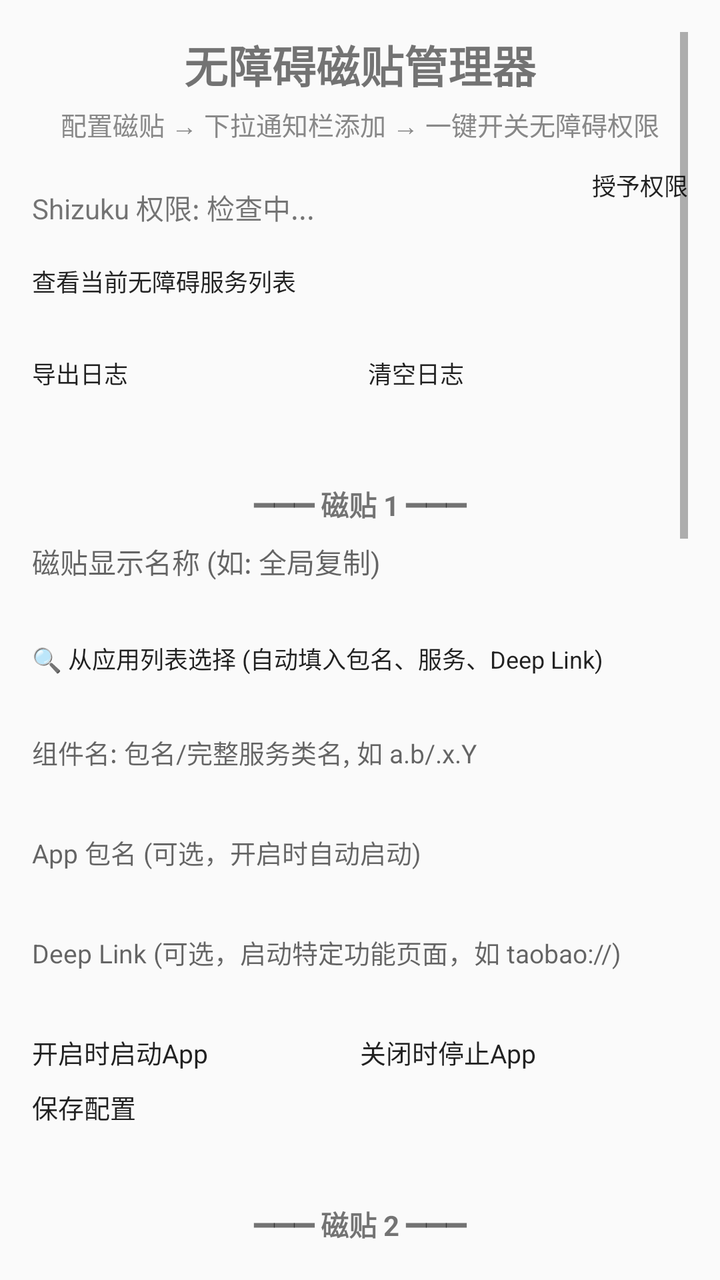
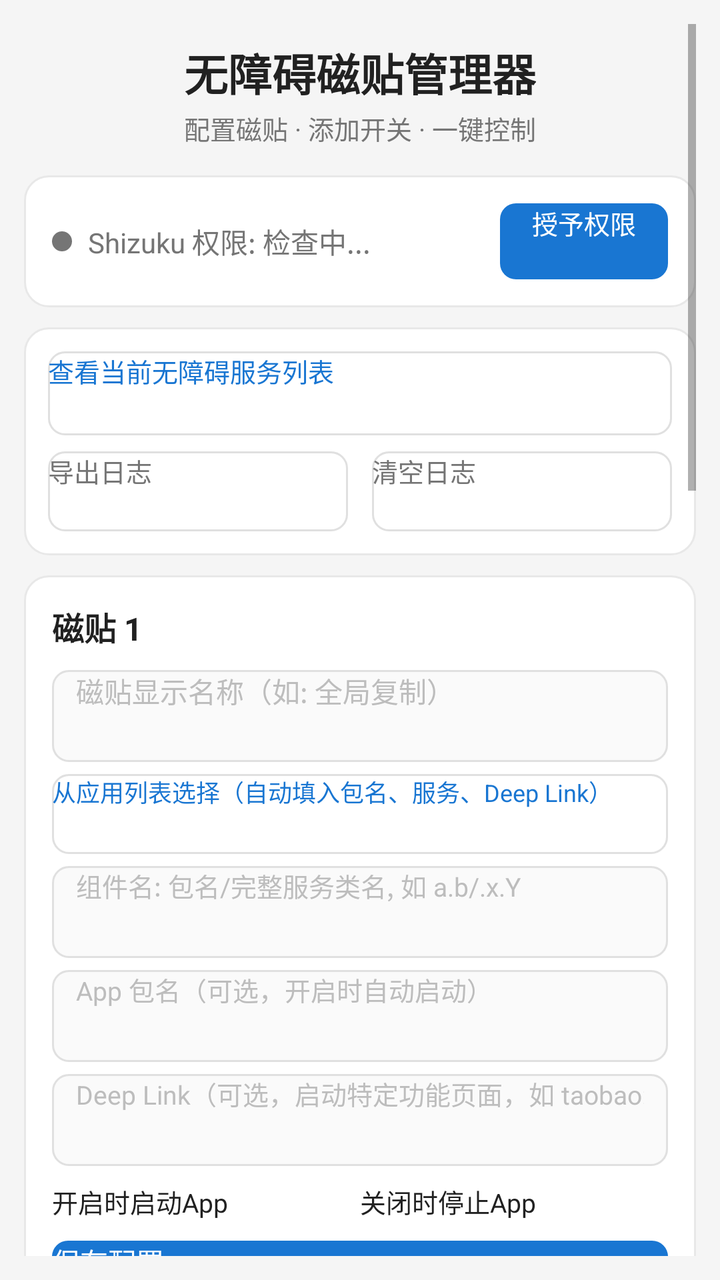

Before-and-after screenshots of an Android layout around one commit, followed by the original layout XML and the change that was made.
<!-- AndroidManifest.xml: application theme AppTheme -->
<!-- res/layout/activity_settings.xml -->
<?xml version="1.0" encoding="utf-8"?>
<ScrollView xmlns:android="http://schemas.android.com/apk/res/android"
    android:layout_width="match_parent"
    android:layout_height="match_parent"
    android:padding="16dp">

    <LinearLayout
        android:layout_width="match_parent"
        android:layout_height="wrap_content"
        android:orientation="vertical"
        android:gravity="center_horizontal">

        
        <TextView
            android:layout_width="wrap_content"
            android:layout_height="wrap_content"
            android:text="无障碍磁贴管理器"
            android:textSize="22sp"
            android:textStyle="bold"
            android:layout_marginBottom="4dp" />

        <TextView
            android:layout_width="wrap_content"
            android:layout_height="wrap_content"
            android:text="配置磁贴 → 下拉通知栏添加 → 一键开关无障碍权限"
            android:textSize="13sp"
            android:textColor="#888888"
            android:layout_marginBottom="12dp" />

        
        <LinearLayout
            android:layout_width="match_parent"
            android:layout_height="wrap_content"
            android:orientation="horizontal"
            android:gravity="center_vertical"
            android:layout_marginBottom="8dp">

            <TextView
                android:id="@+id/tv_shizuku_status"
                android:layout_width="0dp"
                android:layout_height="wrap_content"
                android:layout_weight="1"
                android:text="Shizuku 权限: 检查中..."
                android:textSize="14sp" />

            <Button
                android:id="@+id/btn_request_shizuku"
                android:layout_width="wrap_content"
                android:layout_height="40dp"
                android:text="授予权限"
                android:textSize="12sp" />
        </LinearLayout>

        <Button
            android:id="@+id/btn_show_services"
            android:layout_width="match_parent"
            android:layout_height="40dp"
            android:text="查看当前无障碍服务列表"
            android:textSize="12sp"
            android:layout_marginBottom="6dp" />

        <LinearLayout
            android:layout_width="match_parent"
            android:layout_height="wrap_content"
            android:orientation="horizontal"
            android:layout_marginBottom="16dp">

            <Button
                android:id="@+id/btn_export_log"
                android:layout_width="0dp"
                android:layout_height="40dp"
                android:layout_weight="1"
                android:text="导出日志"
                android:textSize="12sp"
                android:layout_marginEnd="4dp" />

            <Button
                android:id="@+id/btn_clear_log"
                android:layout_width="0dp"
                android:layout_height="40dp"
                android:layout_weight="1"
                android:text="清空日志"
                android:textSize="12sp"
                android:layout_marginStart="4dp" />
        </LinearLayout>

        
        <TextView
            android:layout_width="match_parent"
            android:layout_height="wrap_content"
            android:text="━━━ 磁贴 1 ━━━"
            android:textSize="14sp"
            android:textStyle="bold"
            android:gravity="center"
            android:layout_marginTop="8dp"
            android:layout_marginBottom="8dp" />
        <EditText android:id="@+id/et_label_0" android:layout_width="match_parent" android:layout_height="44dp" android:hint="磁贴显示名称 (如: 全局复制)" android:textSize="14sp" android:inputType="text" android:singleLine="true" android:layout_marginBottom="6dp"/>
        <Button android:id="@+id/btn_pick_app_0" android:layout_width="match_parent" android:layout_height="40dp" android:text="🔍 从应用列表选择 (自动填入包名、服务、Deep Link)" android:textSize="12sp" android:layout_marginBottom="6dp"/>
        <EditText android:id="@+id/et_service_0" android:layout_width="match_parent" android:layout_height="44dp" android:hint="组件名: 包名/完整服务类名, 如 a.b/.x.Y" android:textSize="13sp" android:inputType="text" android:singleLine="true" android:layout_marginBottom="6dp"/>
        <EditText android:id="@+id/et_app_0" android:layout_width="match_parent" android:layout_height="44dp" android:hint="App 包名 (可选，开启时自动启动)" android:textSize="13sp" android:inputType="text" android:singleLine="true" android:layout_marginBottom="6dp"/>
        <EditText android:id="@+id/et_deeplink_0" android:layout_width="match_parent" android:layout_height="44dp" android:hint="Deep Link (可选，启动特定功能页面，如 taobao://)" android:textSize="13sp" android:inputType="text" android:singleLine="true" android:layout_marginBottom="6dp"/>
        <LinearLayout android:layout_width="match_parent" android:layout_height="wrap_content" android:orientation="horizontal" android:layout_marginBottom="8dp">
            <CheckBox android:id="@+id/cb_launch_0" android:layout_width="0dp" android:layout_height="wrap_content" android:layout_weight="1" android:text="开启时启动App" android:textSize="13sp" android:checked="true"/>
            <CheckBox android:id="@+id/cb_stop_0" android:layout_width="0dp" android:layout_height="wrap_content" android:layout_weight="1" android:text="关闭时停止App" android:textSize="13sp" android:checked="true"/>
        </LinearLayout>
        <Button android:id="@+id/btn_save_0" android:layout_width="match_parent" android:layout_height="42dp" android:text="保存配置" android:textSize="13sp" />

        
        <TextView android:layout_width="match_parent" android:layout_height="wrap_content" android:text="━━━ 磁贴 2 ━━━" android:textSize="14sp" android:textStyle="bold" android:gravity="center" android:layout_marginTop="16dp" android:layout_marginBottom="8dp"/>
        <EditText android:id="@+id/et_label_1" android:layout_width="match_parent" android:layout_height="44dp" android:hint="磁贴显示名称" android:textSize="14sp" android:inputType="text" android:singleLine="true" android:layout_marginBottom="6dp"/>
        <Button android:id="@+id/btn_pick_app_1" android:layout_width="match_parent" android:layout_height="40dp" android:text="🔍 从应用列表选择 (自动填入包名、服务、Deep Link)" android:textSize="12sp" android:layout_marginBottom="6dp"/>
        <EditText android:id="@+id/et_service_1" android:layout_width="match_parent" android:layout_height="44dp" android:hint="组件名: 包名/完整服务类名, 如 a.b/.x.Y" android:textSize="13sp" android:inputType="text" android:singleLine="true" android:layout_marginBottom="6dp"/>
        <EditText android:id="@+id/et_app_1" android:layout_width="match_parent" android:layout_height="44dp" android:hint="App 包名 (可选)" android:textSize="13sp" android:inputType="text" android:singleLine="true" android:layout_marginBottom="6dp"/>
        <EditText android:id="@+id/et_deeplink_1" android:layout_width="match_parent" android:layout_height="44dp" android:hint="Deep Link (可选，启动特定功能页面)" android:textSize="13sp" android:inputType="text" android:singleLine="true" android:layout_marginBottom="6dp"/>
        <LinearLayout android:layout_width="match_parent" android:layout_height="wrap_content" android:orientation="horizontal" android:layout_marginBottom="8dp">
            <CheckBox android:id="@+id/cb_launch_1" android:layout_width="0dp" android:layout_height="wrap_content" android:layout_weight="1" android:text="开启时启动App" android:textSize="13sp" android:checked="true"/>
            <CheckBox android:id="@+id/cb_stop_1" android:layout_width="0dp" android:layout_height="wrap_content" android:layout_weight="1" android:text="关闭时停止App" android:textSize="13sp" android:checked="true"/>
        </LinearLayout>
        <Button android:id="@+id/btn_save_1" android:layout_width="match_parent" android:layout_height="42dp" android:text="保存配置" android:textSize="13sp" />

        
        <TextView android:layout_width="match_parent" android:layout_height="wrap_content" android:text="━━━ 磁贴 3 ━━━" android:textSize="14sp" android:textStyle="bold" android:gravity="center" android:layout_marginTop="16dp" android:layout_marginBottom="8dp"/>
        <EditText android:id="@+id/et_label_2" android:layout_width="match_parent" android:layout_height="44dp" android:hint="磁贴显示名称" android:textSize="14sp" android:inputType="text" android:singleLine="true" android:layout_marginBottom="6dp"/>
        <Button android:id="@+id/btn_pick_app_2" android:layout_width="match_parent" android:layout_height="40dp" android:text="🔍 从应用列表选择 (自动填入包名、服务、Deep Link)" android:textSize="12sp" android:layout_marginBottom="6dp"/>
        <EditText android:id="@+id/et_service_2" android:layout_width="match_parent" android:layout_height="44dp" android:hint="组件名: 包名/完整服务类名, 如 a.b/.x.Y" android:textSize="13sp" android:inputType="text" android:singleLine="true" android:layout_marginBottom="6dp"/>
        <EditText android:id="@+id/et_app_2" android:layout_width="match_parent" android:layout_height="44dp" android:hint="App 包名 (可选)" android:textSize="13sp" android:inputType="text" android:singleLine="true" android:layout_marginBottom="6dp"/>
        <EditText android:id="@+id/et_deeplink_2" android:layout_width="match_parent" android:layout_height="44dp" android:hint="Deep Link (可选，启动特定功能页面)" android:textSize="13sp" android:inputType="text" android:singleLine="true" android:layout_marginBottom="6dp"/>
        <LinearLayout android:layout_width="match_parent" android:layout_height="wrap_content" android:orientation="horizontal" android:layout_marginBottom="8dp">
            <CheckBox android:id="@+id/cb_launch_2" android:layout_width="0dp" android:layout_height="wrap_content" android:layout_weight="1" android:text="开启时启动App" android:textSize="13sp" android:checked="true"/>
            <CheckBox android:id="@+id/cb_stop_2" android:layout_width="0dp" android:layout_height="wrap_content" android:layout_weight="1" android:text="关闭时停止App" android:textSize="13sp" android:checked="true"/>
        </LinearLayout>
        <Button android:id="@+id/btn_save_2" android:layout_width="match_parent" android:layout_height="42dp" android:text="保存配置" android:textSize="13sp" />

        
        <TextView
            android:layout_width="match_parent"
            android:layout_height="wrap_content"
            android:layout_marginTop="24dp"
            android:textSize="12sp"
            android:textColor="#999999"
            android:text="使用说明:\n1. 点击「授予权限」，通过 adb 或 Shizuku 授权\n   命令: pm grant com.example.acctileman android.permission.WRITE_SECURE_SETTINGS\n2. 授权成功后状态变为绿色「已授权」\n3. ★推荐: 点击「从应用列表选择」自动读取包名和服务名\n   选择应用后自动填入，多个服务/Deep Link 会弹窗让你选\n4. Deep Link (可选): 填入后开启磁贴会启动特定功能页面\n   如 taobao://  alipays://  等\n5. 也可手动填写无障碍服务组件名（格式: 包名/服务类名）\n6. 保存后，下拉通知栏 → 编辑快捷开关 → 添加「无障碍 N」\n7. 点击磁贴即可一键开启/关闭无障碍权限" />

    </LinearLayout>
</ScrollView>
<!-- resources referenced by this layout -->
<resources>
  <style name="AppTheme" parent="android:Theme.Material.Light" />
</resources>

<!-- the commit's change to res/layout/activity_settings.xml (unified diff, before → after) -->
@@ -2,38 +2,51 @@
 <ScrollView xmlns:android="http://schemas.android.com/apk/res/android"
     android:layout_width="match_parent"
     android:layout_height="match_parent"
-    android:padding="16dp">
+    android:background="@color/bgPage"
+    android:padding="12dp">
 
     <LinearLayout
         android:layout_width="match_parent"
         android:layout_height="wrap_content"
-        android:orientation="vertical"
-        android:gravity="center_horizontal">
+        android:orientation="vertical">
 
         
         <TextView
             android:layout_width="wrap_content"
             android:layout_height="wrap_content"
+            android:layout_gravity="center_horizontal"
+            android:layout_marginTop="8dp"
+            android:layout_marginBottom="2dp"
             android:text="无障碍磁贴管理器"
+            android:textColor="@color/textPrimary"
             android:textSize="22sp"
-            android:textStyle="bold"
-            android:layout_marginBottom="4dp" />
+            android:textStyle="bold" />
 
         <TextView
             android:layout_width="wrap_content"
             android:layout_height="wrap_content"
-            android:text="配置磁贴 → 下拉通知栏添加 → 一键开关无障碍权限"
-            android:textSize="13sp"
-            android:textColor="#888888"
-            android:layout_marginBottom="12dp" />
+            android:layout_gravity="center_horizontal"
+            android:layout_marginBottom="14dp"
+            android:text="配置磁贴 · 添加开关 · 一键控制"
+            android:textColor="@color/textSecondary"
+            android:textSize="13sp" />
 
         
         <LinearLayout
             android:layout_width="match_parent"
             android:layout_height="wrap_content"
+            android:layout_marginBottom="10dp"
+            android:background="@drawable/bg_card"
+            android:gravity="center_vertical"
             android:orientation="horizontal"
-            android:gravity="center_vertical"
-            android:layout_marginBottom="8dp">
+            android:padding="14dp">
+
+            <View
+                android:id="@+id/v_status_dot"
+                android:layout_width="10dp"
+                android:layout_height="10dp"
+                android:layout_marginEnd="8dp"
+                android:background="@drawable/bg_dot" />
 
             <TextView
                 android:id="@+id/tv_shizuku_status"
@@ -41,104 +54,510 @@
                 android:layout_height="wrap_content"
                 android:layout_weight="1"
                 android:text="Shizuku 权限: 检查中..."
+                android:textColor="@color/textSecondary"
                 android:textSize="14sp" />
 
             <Button
                 android:id="@+id/btn_request_shizuku"
                 android:layout_width="wrap_content"
-                android:layout_height="40dp"
+                android:layout_height="38dp"
+                android:background="@drawable/bg_button_primary"
+                android:paddingStart="16dp"
+                android:paddingEnd="16dp"
                 android:text="授予权限"
-                android:textSize="12sp" />
+                android:textColor="#FFFFFF"
+                android:textSize="13sp" />
         </LinearLayout>
 
-        <Button
-            android:id="@+id/btn_show_services"
-            android:layout_width="match_parent"
-            android:layout_height="40dp"
-            android:text="查看当前无障碍服务列表"
-            android:textSize="12sp"
-            android:layout_marginBottom="6dp" />
-
+        
         <LinearLayout
             android:layout_width="match_parent"
             android:layout_height="wrap_content"
-            android:orientation="horizontal"
-            android:layout_marginBottom="16dp">
-
-            <Button
-                android:id="@+id/btn_export_log"
-                android:layout_width="0dp"
+            android:layout_marginBottom="10dp"
+            android:background="@drawable/bg_card"
+            android:orientation="vertical"
+            android:padding="12dp">
+
+            <Button
+                android:id="@+id/btn_show_services"
+                android:layout_width="match_parent"
+                android:layout_height="42dp"
+                android:layout_marginBottom="8dp"
+                android:background="@drawable/bg_button_outline"
+                android:text="查看当前无障碍服务列表"
+                android:textColor="@color/primary"
+                android:textSize="13sp" />
+
+            <LinearLayout
+                android:layout_width="match_parent"
+                android:layout_height="wrap_content"
+                android:orientation="horizontal">
+
+                <Button
+                    android:id="@+id/btn_export_log"
+                    android:layout_width="0dp"
+                    android:layout_height="40dp"
+                    android:layout_marginEnd="6dp"
+                    android:layout_weight="1"
+                    android:background="@drawable/bg_button_outline"
+                    android:text="导出日志"
+                    android:textColor="@color/textSecondary"
+                    android:textSize="13sp" />
+
+                <Button
+                    android:id="@+id/btn_clear_log"
+                    android:layout_width="0dp"
+                    android:layout_height="40dp"
+                    android:layout_marginStart="6dp"
+                    android:layout_weight="1"
+                    android:background="@drawable/bg_button_outline"
+                    android:text="清空日志"
+                    android:textColor="@color/textSecondary"
+                    android:textSize="13sp" />
+            </LinearLayout>
+        </LinearLayout>
+
+        
+        <LinearLayout
+            android:layout_width="match_parent"
+            android:layout_height="wrap_content"
+            android:layout_marginBottom="10dp"
+            android:background="@drawable/bg_card"
+            android:orientation="vertical"
+            android:padding="14dp">
+
+            <TextView
+                android:layout_width="match_parent"
+                android:layout_height="wrap_content"
+                android:layout_marginBottom="10dp"
+                android:text="磁贴 1"
+                android:textColor="@color/textPrimary"
+                android:textSize="16sp"
+                android:textStyle="bold" />
+
+            <EditText
+                android:id="@+id/et_label_0"
+                android:layout_width="match_parent"
+                android:layout_height="46dp"
+                android:layout_marginBottom="6dp"
+                android:background="@drawable/bg_input"
+                android:hint="磁贴显示名称（如: 全局复制）"
+                android:inputType="text"
+                android:paddingStart="12dp"
+                android:paddingEnd="12dp"
+                android:singleLine="true"
+                android:textColor="@color/textPrimary"
+                android:textColorHint="@color/textHint"
+                android:textSize="14sp" />
+
+            <Button
+                android:id="@+id/btn_pick_app_0"
+                android:layout_width="match_parent"
                 android:layout_height="40dp"
-                android:layout_weight="1"
-                android:text="导出日志"
-                android:textSize="12sp"
-                android:layout_marginEnd="4dp" />
-
-            <Button
-                android:id="@+id/btn_clear_log"
-                android:layout_width="0dp"
+                android:layout_marginBottom="6dp"
+                android:background="@drawable/bg_button_outline"
+                android:text="从应用列表选择（自动填入包名、服务、Deep Link）"
+                android:textColor="@color/primary"
+                android:textSize="12sp" />
+
+            <EditText
+                android:id="@+id/et_service_0"
+                android:layout_width="match_parent"
+                android:layout_height="46dp"
+                android:layout_marginBottom="6dp"
+                android:background="@drawable/bg_input"
+                android:hint="组件名: 包名/完整服务类名, 如 a.b/.x.Y"
+                android:inputType="text"
+                android:paddingStart="12dp"
+                android:paddingEnd="12dp"
+                android:singleLine="true"
+                android:textColor="@color/textPrimary"
+                android:textColorHint="@color/textHint"
+                android:textSize="13sp" />
+
+            <EditText
+                android:id="@+id/et_app_0"
+                android:layout_width="match_parent"
+                android:layout_height="46dp"
+                android:layout_marginBottom="6dp"
+                android:background="@drawable/bg_input"
+                android:hint="App 包名（可选，开启时自动启动）"
+                android:inputType="text"
+                android:paddingStart="12dp"
+                android:paddingEnd="12dp"
+                android:singleLine="true"
+                android:textColor="@color/textPrimary"
+                android:textColorHint="@color/textHint"
+                android:textSize="13sp" />
+
+            <EditText
+                android:id="@+id/et_deeplink_0"
+                android:layout_width="match_parent"
+                android:layout_height="46dp"
+                android:layout_marginBottom="8dp"
+                android:background="@drawable/bg_input"
+                android:hint="Deep Link（可选，启动特定功能页面，如 taobao://）"
+                android:inputType="text"
+                android:paddingStart="12dp"
+                android:paddingEnd="12dp"
+                android:singleLine="true"
+                android:textColor="@color/textPrimary"
+                android:textColorHint="@color/textHint"
+                android:textSize="13sp" />
+
+            <LinearLayout
+                android:layout_width="match_parent"
+                android:layout_height="wrap_content"
+                android:layout_marginBottom="10dp"
+                android:orientation="horizontal">
+
+                <CheckBox
+                    android:id="@+id/cb_launch_0"
+                    android:layout_width="0dp"
+                    android:layout_height="wrap_content"
+                    android:layout_weight="1"
+                    android:checked="true"
+                    android:text="开启时启动App"
+                    android:textColor="@color/textPrimary"
+                    android:textSize="13sp" />
+
+                <CheckBox
+                    android:id="@+id/cb_stop_0"
+                    android:layout_width="0dp"
+                    android:layout_height="wrap_content"
+                    android:layout_weight="1"
+                    android:checked="true"
+                    android:text="关闭时停止App"
+                    android:textColor="@color/textPrimary"
+                    android:textSize="13sp" />
+            </LinearLayout>
+
+            <Button
+                android:id="@+id/btn_save_0"
+                android:layout_width="match_parent"
+                android:layout_height="44dp"
+                android:background="@drawable/bg_button_primary"
+                android:text="保存配置"
+                android:textColor="#FFFFFF"
+                android:textSize="14sp" />
+        </LinearLayout>
+
+        
+        <LinearLayout
+            android:layout_width="match_parent"
+            android:layout_height="wrap_content"
+            android:layout_marginBottom="10dp"
+            android:background="@drawable/bg_card"
+            android:orientation="vertical"
+            android:padding="14dp">
+
+            <TextView
+                android:layout_width="match_parent"
+                android:layout_height="wrap_content"
+                android:layout_marginBottom="10dp"
+                android:text="磁贴 2"
+                android:textColor="@color/textPrimary"
+                android:textSize="16sp"
+                android:textStyle="bold" />
+
+            <EditText
+                android:id="@+id/et_label_1"
+                android:layout_width="match_parent"
+                android:layout_height="46dp"
+                android:layout_marginBottom="6dp"
+                android:background="@drawable/bg_input"
+                android:hint="磁贴显示名称"
+                android:inputType="text"
+                android:paddingStart="12dp"
+                android:paddingEnd="12dp"
+                android:singleLine="true"
+                android:textColor="@color/textPrimary"
+                android:textColorHint="@color/textHint"
+                android:textSize="14sp" />
+
+            <Button
+                android:id="@+id/btn_pick_app_1"
+                android:layout_width="match_parent"
                 android:layout_height="40dp"
-                android:layout_weight="1"
-                android:text="清空日志"
-                android:textSize="12sp"
-                android:layout_marginStart="4dp" />
+                android:layout_marginBottom="6dp"
+                android:background="@drawable/bg_button_outline"
+                android:text="从应用列表选择（自动填入包名、服务、Deep Link）"
+                android:textColor="@color/primary"
+                android:textSize="12sp" />
+
+            <EditText
+                android:id="@+id/et_service_1"
+                android:layout_width="match_parent"
+                android:layout_height="46dp"
+                android:layout_marginBottom="6dp"
+                android:background="@drawable/bg_input"
+                android:hint="组件名: 包名/完整服务类名, 如 a.b/.x.Y"
+                android:inputType="text"
+                android:paddingStart="12dp"
+                android:paddingEnd="12dp"
+                android:singleLine="true"
+                android:textColor="@color/textPrimary"
+                android:textColorHint="@color/textHint"
+                android:textSize="13sp" />
+
+            <EditText
+                android:id="@+id/et_app_1"
+                android:layout_width="match_parent"
+                android:layout_height="46dp"
+                android:layout_marginBottom="6dp"
+                android:background="@drawable/bg_input"
+                android:hint="App 包名（可选）"
+                android:inputType="text"
+                android:paddingStart="12dp"
+                android:paddingEnd="12dp"
+                android:singleLine="true"
+                android:textColor="@color/textPrimary"
+                android:textColorHint="@color/textHint"
+                android:textSize="13sp" />
+
+            <EditText
+                android:id="@+id/et_deeplink_1"
+                android:layout_width="match_parent"
+                android:layout_height="46dp"
+                android:layout_marginBottom="8dp"
+                android:background="@drawable/bg_input"
+                android:hint="Deep Link（可选，启动特定功能页面）"
+                android:inputType="text"
+                android:paddingStart="12dp"
+                android:paddingEnd="12dp"
+                android:singleLine="true"
+                android:textColor="@color/textPrimary"
+                android:textColorHint="@color/textHint"
+                android:textSize="13sp" />
+
+            <LinearLayout
+                android:layout_width="match_parent"
+                android:layout_height="wrap_content"
+                android:layout_marginBottom="10dp"
+                android:orientation="horizontal">
+
+                <CheckBox
+                    android:id="@+id/cb_launch_1"
+                    android:layout_width="0dp"
+                    android:layout_height="wrap_content"
+                    android:layout_weight="1"
+                    android:checked="true"
+                    android:text="开启时启动App"
+                    android:textColor="@color/textPrimary"
+                    android:textSize="13sp" />
+
+                <CheckBox
+                    android:id="@+id/cb_stop_1"
+                    android:layout_width="0dp"
+                    android:layout_height="wrap_content"
+                    android:layout_weight="1"
+                    android:checked="true"
+                    android:text="关闭时停止App"
+                    android:textColor="@color/textPrimary"
+                    android:textSize="13sp" />
+            </LinearLayout>
+
+            <Button
+                android:id="@+id/btn_save_1"
+                android:layout_width="match_parent"
+                android:layout_height="44dp"
+                android:background="@drawable/bg_button_primary"
+                android:text="保存配置"
+                android:textColor="#FFFFFF"
+                android:textSize="14sp" />
         </LinearLayout>
 
         
-        <TextView
+        <LinearLayout
             android:layout_width="match_parent"
             android:layout_height="wrap_content"
-            android:text="━━━ 磁贴 1 ━━━"
-            android:textSize="14sp"
-            android:textStyle="bold"
-            android:gravity="center"
-            android:layout_marginTop="8dp"
-            android:layout_marginBottom="8dp" />
-        <EditText android:id="@+id/et_label_0" android:layout_width="match_parent" android:layout_height="44dp" android:hint="磁贴显示名称 (如: 全局复制)" android:textSize="14sp" android:inputType="text" android:singleLine="true" android:layout_marginBottom="6dp"/>
-        <Button android:id="@+id/btn_pick_app_0" android:layout_width="match_parent" android:layout_height="40dp" android:text="🔍 从应用列表选择 (自动填入包名、服务、Deep Link)" android:textSize="12sp" android:layout_marginBottom="6dp"/>
-        <EditText android:id="@+id/et_service_0" android:layout_width="match_parent" android:layout_height="44dp" android:hint="组件名: 包名/完整服务类名, 如 a.b/.x.Y" android:textSize="13sp" android:inputType="text" android:singleLine="true" android:layout_marginBottom="6dp"/>
-        <EditText android:id="@+id/et_app_0" android:layout_width="match_parent" android:layout_height="44dp" android:hint="App 包名 (可选，开启时自动启动)" android:textSize="13sp" android:inputType="text" android:singleLine="true" android:layout_marginBottom="6dp"/>
-        <EditText android:id="@+id/et_deeplink_0" android:layout_width="match_parent" android:layout_height="44dp" android:hint="Deep Link (可选，启动特定功能页面，如 taobao://)" android:textSize="13sp" android:inputType="text" android:singleLine="true" android:layout_marginBottom="6dp"/>
-        <LinearLayout android:layout_width="match_parent" android:layout_height="wrap_content" android:orientation="horizontal" android:layout_marginBottom="8dp">
-            <CheckBox android:id="@+id/cb_launch_0" android:layout_width="0dp" android:layout_height="wrap_content" android:layout_weight="1" android:text="开启时启动App" android:textSize="13sp" android:checked="true"/>
-            <CheckBox android:id="@+id/cb_stop_0" android:layout_width="0dp" android:layout_height="wrap_content" android:layout_weight="1" android:text="关闭时停止App" android:textSize="13sp" android:checked="true"/>
+            android:layout_marginBottom="10dp"
+            android:background="@drawable/bg_card"
+            android:orientation="vertical"
+            android:padding="14dp">
+
+            <TextView
+                android:layout_width="match_parent"
+                android:layout_height="wrap_content"
+                android:layout_marginBottom="10dp"
+                android:text="磁贴 3"
+                android:textColor="@color/textPrimary"
+                android:textSize="16sp"
+                android:textStyle="bold" />
+
+            <EditText
+                android:id="@+id/et_label_2"
+                android:layout_width="match_parent"
+                android:layout_height="46dp"
+                android:layout_marginBottom="6dp"
+                android:background="@drawable/bg_input"
+                android:hint="磁贴显示名称"
+                android:inputType="text"
+                android:paddingStart="12dp"
+                android:paddingEnd="12dp"
+                android:singleLine="true"
+                android:textColor="@color/textPrimary"
+                android:textColorHint="@color/textHint"
+                android:textSize="14sp" />
+
+            <Button
+                android:id="@+id/btn_pick_app_2"
+                android:layout_width="match_parent"
+                android:layout_height="40dp"
+                android:layout_marginBottom="6dp"
+                android:background="@drawable/bg_button_outline"
+                android:text="从应用列表选择（自动填入包名、服务、Deep Link）"
+                android:textColor="@color/primary"
+                android:textSize="12sp" />
+
+            <EditText
+                android:id="@+id/et_service_2"
+                android:layout_width="match_parent"
+                android:layout_height="46dp"
+                android:layout_marginBottom="6dp"
+                android:background="@drawable/bg_input"
+                android:hint="组件名: 包名/完整服务类名, 如 a.b/.x.Y"
+                android:inputType="text"
+                android:paddingStart="12dp"
+                android:paddingEnd="12dp"
+                android:singleLine="true"
+                android:textColor="@color/textPrimary"
+                android:textColorHint="@color/textHint"
+                android:textSize="13sp" />
+
+            <EditText
+                android:id="@+id/et_app_2"
+                android:layout_width="match_parent"
+                android:layout_height="46dp"
+                android:layout_marginBottom="6dp"
+                android:background="@drawable/bg_input"
+                android:hint="App 包名（可选）"
+                android:inputType="text"
+                android:paddingStart="12dp"
+                android:paddingEnd="12dp"
+                android:singleLine="true"
+                android:textColor="@color/textPrimary"
+                android:textColorHint="@color/textHint"
+                android:textSize="13sp" />
+
+            <EditText
+                android:id="@+id/et_deeplink_2"
+                android:layout_width="match_parent"
+                android:layout_height="46dp"
+                android:layout_marginBottom="8dp"
+                android:background="@drawable/bg_input"
+                android:hint="Deep Link（可选，启动特定功能页面）"
+                android:inputType="text"
+                android:paddingStart="12dp"
+                android:paddingEnd="12dp"
+                android:singleLine="true"
+                android:textColor="@color/textPrimary"
+                android:textColorHint="@color/textHint"
+                android:textSize="13sp" />
+
+            <LinearLayout
+                android:layout_width="match_parent"
+                android:layout_height="wrap_content"
+                android:layout_marginBottom="10dp"
+                android:orientation="horizontal">
+
+                <CheckBox
+                    android:id="@+id/cb_launch_2"
+                    android:layout_width="0dp"
+                    android:layout_height="wrap_content"
+                    android:layout_weight="1"
+                    android:checked="true"
+                    android:text="开启时启动App"
+                    android:textColor="@color/textPrimary"
+                    android:textSize="13sp" />
+
+                <CheckBox
+                    android:id="@+id/cb_stop_2"
+                    android:layout_width="0dp"
+                    android:layout_height="wrap_content"
+                    android:layout_weight="1"
+                    android:checked="true"
+                    android:text="关闭时停止App"
+                    android:textColor="@color/textPrimary"
+                    android:textSize="13sp" />
+            </LinearLayout>
+
+            <Button
+                android:id="@+id/btn_save_2"
+                android:layout_width="match_parent"
+                android:layout_height="44dp"
+                android:background="@drawable/bg_button_primary"
+                android:text="保存配置"
+                android:textColor="#FFFFFF"
+                android:textSize="14sp" />
         </LinearLayout>
-        <Button android:id="@+id/btn_save_0" android:layout_width="match_parent" android:layout_height="42dp" android:text="保存配置" android:textSize="13sp" />
-
-        
-        <TextView android:layout_width="match_parent" android:layout_height="wrap_content" android:text="━━━ 磁贴 2 ━━━" android:textSize="14sp" android:textStyle="bold" android:gravity="center" android:layout_marginTop="16dp" android:layout_marginBottom="8dp"/>
-        <EditText android:id="@+id/et_label_1" android:layout_width="match_parent" android:layout_height="44dp" android:hint="磁贴显示名称" android:textSize="14sp" android:inputType="text" android:singleLine="true" android:layout_marginBottom="6dp"/>
-        <Button android:id="@+id/btn_pick_app_1" android:layout_width="match_parent" android:layout_height="40dp" android:text="🔍 从应用列表选择 (自动填入包名、服务、Deep Link)" android:textSize="12sp" android:layout_marginBottom="6dp"/>
-        <EditText android:id="@+id/et_service_1" android:layout_width="match_parent" android:layout_height="44dp" android:hint="组件名: 包名/完整服务类名, 如 a.b/.x.Y" android:textSize="13sp" android:inputType="text" android:singleLine="true" android:layout_marginBottom="6dp"/>
-        <EditText android:id="@+id/et_app_1" android:layout_width="match_parent" android:layout_height="44dp" android:hint="App 包名 (可选)" android:textSize="13sp" android:inputType="text" android:singleLine="true" android:layout_marginBottom="6dp"/>
-        <EditText android:id="@+id/et_deeplink_1" android:layout_width="match_parent" android:layout_height="44dp" android:hint="Deep Link (可选，启动特定功能页面)" android:textSize="13sp" android:inputType="text" android:singleLine="true" android:layout_marginBottom="6dp"/>
-        <LinearLayout android:layout_width="match_parent" android:layout_height="wrap_content" android:orientation="horizontal" android:layout_marginBottom="8dp">
-            <CheckBox android:id="@+id/cb_launch_1" android:layout_width="0dp" android:layout_height="wrap_content" android:layout_weight="1" android:text="开启时启动App" android:textSize="13sp" android:checked="true"/>
-            <CheckBox android:id="@+id/cb_stop_1" android:layout_width="0dp" android:layout_height="wrap_content" android:layout_weight="1" android:text="关闭时停止App" android:textSize="13sp" android:checked="true"/>
+
+        
+        <LinearLayout
+            android:layout_width="match_parent"
+            android:layout_height="wrap_content"
+            android:background="@drawable/bg_card"
+            android:orientation="vertical"
+            android:padding="14dp">
+
+            <TextView
+                android:layout_width="match_parent"
+                android:layout_height="wrap_content"
+                android:layout_marginBottom="6dp"
+                android:text="使用说明"
+                android:textColor="@color/textPrimary"
+                android:textSize="15sp"
+                android:textStyle="bold" />
+
+            <TextView
+                android:layout_width="match_parent"
+                android:layout_height="wrap_content"
+                android:lineSpacingExtra="3dp"
+                android:text="1. 点击「授予权限」通过 adb 或 Shizuku 授权"
+                android:textColor="@color/textSecondary"
+                android:textSize="13sp" />
+
+            <TextView
+                android:layout_width="match_parent"
+                android:layout_height="wrap_content"
+                android:lineSpacingExtra="3dp"
+                android:text="2. 授权成功后状态变为绿色「已授权」"
+                android:textColor="@color/textSecondary"
+                android:textSize="13sp" />
+
+            <TextView
+                android:layout_width="match_parent"
+                android:layout_height="wrap_content"
+                android:lineSpacingExtra="3dp"
+                android:text="3. 推荐: 点击「从应用列表选择」自动填入信息"
+                android:textColor="@color/textSecondary"
+                android:textSize="13sp" />
+
+            <TextView
+                android:layout_width="match_parent"
+                android:layout_height="wrap_content"
+                android:lineSpacingExtra="3dp"
+                android:text="4. Deep Link（可选）: 填入后开启磁贴启动特定页面"
+                android:textColor="@color/textSecondary"
+                android:textSize="13sp" />
+
+            <TextView
+                android:layout_width="match_parent"
+                android:layout_height="wrap_content"
+                android:lineSpacingExtra="3dp"
+                android:text="5. 保存后下拉通知栏 > 编辑快捷开关 > 添加"
+                android:textColor="@color/textSecondary"
+                android:textSize="13sp" />
+
+            <TextView
+                android:layout_width="wrap_content"
+                android:layout_height="wrap_content"
+                android:layout_marginTop="8dp"
+                android:layout_marginBottom="20dp"
+                android:text="6. 点击磁贴即可一键开关无障碍权限"
+                android:textColor="@color/textSecondary"
+                android:textSize="13sp" />
         </LinearLayout>
-        <Button android:id="@+id/btn_save_1" android:layout_width="match_parent" android:layout_height="42dp" android:text="保存配置" android:textSize="13sp" />
-
-        
-        <TextView android:layout_width="match_parent" android:layout_height="wrap_content" android:text="━━━ 磁贴 3 ━━━" android:textSize="14sp" android:textStyle="bold" android:gravity="center" android:layout_marginTop="16dp" android:layout_marginBottom="8dp"/>
-        <EditText android:id="@+id/et_label_2" android:layout_width="match_parent" android:layout_height="44dp" android:hint="磁贴显示名称" android:textSize="14sp" android:inputType="text" android:singleLine="true" android:layout_marginBottom="6dp"/>
-        <Button android:id="@+id/btn_pick_app_2" android:layout_width="match_parent" android:layout_height="40dp" android:text="🔍 从应用列表选择 (自动填入包名、服务、Deep Link)" android:textSize="12sp" android:layout_marginBottom="6dp"/>
-        <EditText android:id="@+id/et_service_2" android:layout_width="match_parent" android:layout_height="44dp" android:hint="组件名: 包名/完整服务类名, 如 a.b/.x.Y" android:textSize="13sp" android:inputType="text" android:singleLine="true" android:layout_marginBottom="6dp"/>
-        <EditText android:id="@+id/et_app_2" android:layout_width="match_parent" android:layout_height="44dp" android:hint="App 包名 (可选)" android:textSize="13sp" android:inputType="text" android:singleLine="true" android:layout_marginBottom="6dp"/>
-        <EditText android:id="@+id/et_deeplink_2" android:layout_width="match_parent" android:layout_height="44dp" android:hint="Deep Link (可选，启动特定功能页面)" android:textSize="13sp" android:inputType="text" android:singleLine="true" android:layout_marginBottom="6dp"/>
-        <LinearLayout android:layout_width="match_parent" android:layout_height="wrap_content" android:orientation="horizontal" android:layout_marginBottom="8dp">
-            <CheckBox android:id="@+id/cb_launch_2" android:layout_width="0dp" android:layout_height="wrap_content" android:layout_weight="1" android:text="开启时启动App" android:textSize="13sp" android:checked="true"/>
-            <CheckBox android:id="@+id/cb_stop_2" android:layout_width="0dp" android:layout_height="wrap_content" android:layout_weight="1" android:text="关闭时停止App" android:textSize="13sp" android:checked="true"/>
-        </LinearLayout>
-        <Button android:id="@+id/btn_save_2" android:layout_width="match_parent" android:layout_height="42dp" android:text="保存配置" android:textSize="13sp" />
-
-        
-        <TextView
-            android:layout_width="match_parent"
-            android:layout_height="wrap_content"
-            android:layout_marginTop="24dp"
-            android:textSize="12sp"
-            android:textColor="#999999"
-            android:text="使用说明:\n1. 点击「授予权限」，通过 adb 或 Shizuku 授权\n   命令: pm grant com.example.acctileman android.permission.WRITE_SECURE_SETTINGS\n2. 授权成功后状态变为绿色「已授权」\n3. ★推荐: 点击「从应用列表选择」自动读取包名和服务名\n   选择应用后自动填入，多个服务/Deep Link 会弹窗让你选\n4. Deep Link (可选): 填入后开启磁贴会启动特定功能页面\n   如 taobao://  alipays://  等\n5. 也可手动填写无障碍服务组件名（格式: 包名/服务类名）\n6. 保存后，下拉通知栏 → 编辑快捷开关 → 添加「无障碍 N」\n7. 点击磁贴即可一键开启/关闭无障碍权限" />
 
     </LinearLayout>
 </ScrollView>
<!-- resource entries referenced after the edit -->
@@ -1,5 +1,52 @@
 <!-- resources referenced by this layout -->
 <resources>
+  <color name="bgPage">#F5F5F5</color>
+  <color name="primary">#1976D2</color>
+  <color name="textHint">#BDBDBD</color>
+  <color name="textPrimary">#212121</color>
+  <color name="textSecondary">#757575</color>
+  <!-- drawable bg_button_outline (drawable) -->
+  <?xml version="1.0" encoding="utf-8"?>
+  <shape xmlns:android="http://schemas.android.com/apk/res/android"
+      android:shape="rectangle">
+      <solid android:color="@color/bgCard" />
+      <corners android:radius="8dp" />
+      <stroke android:width="1dp" android:color="@color/borderInput" />
+  </shape>
+  <!-- drawable bg_button_primary (drawable) -->
+  <?xml version="1.0" encoding="utf-8"?>
+  <shape xmlns:android="http://schemas.android.com/apk/res/android"
+      android:shape="rectangle">
+      <solid android:color="@color/primary" />
+      <corners android:radius="8dp" />
+  </shape>
+  <!-- drawable bg_card (drawable) -->
+  <?xml version="1.0" encoding="utf-8"?>
+  <shape xmlns:android="http://schemas.android.com/apk/res/android"
+      android:shape="rectangle">
+      <solid android:color="@color/bgCard" />
+      <corners android:radius="12dp" />
+      <stroke android:width="1dp" android:color="@color/borderCard" />
+  </shape>
+  <!-- drawable bg_dot (drawable) -->
+  <?xml version="1.0" encoding="utf-8"?>
+  <shape xmlns:android="http://schemas.android.com/apk/res/android"
+      android:shape="oval">
+      <solid android:color="@color/textSecondary" />
+      <size android:width="10dp" android:height="10dp" />
+  </shape>
+  <!-- drawable bg_input (drawable) -->
+  <?xml version="1.0" encoding="utf-8"?>
+  <shape xmlns:android="http://schemas.android.com/apk/res/android"
+      android:shape="rectangle">
+      <solid android:color="@color/bgInput" />
+      <corners android:radius="8dp" />
+      <stroke android:width="1dp" android:color="@color/borderInput" />
+  </shape>
   <style name="AppTheme" parent="android:Theme.Material.Light" />
+  <color name="bgCard">#FFFFFF</color>
+  <color name="borderInput">#E0E0E0</color>
+  <color name="borderCard">#E8E8E8</color>
+  <color name="bgInput">#FAFAFA</color>
 </resources>
 
